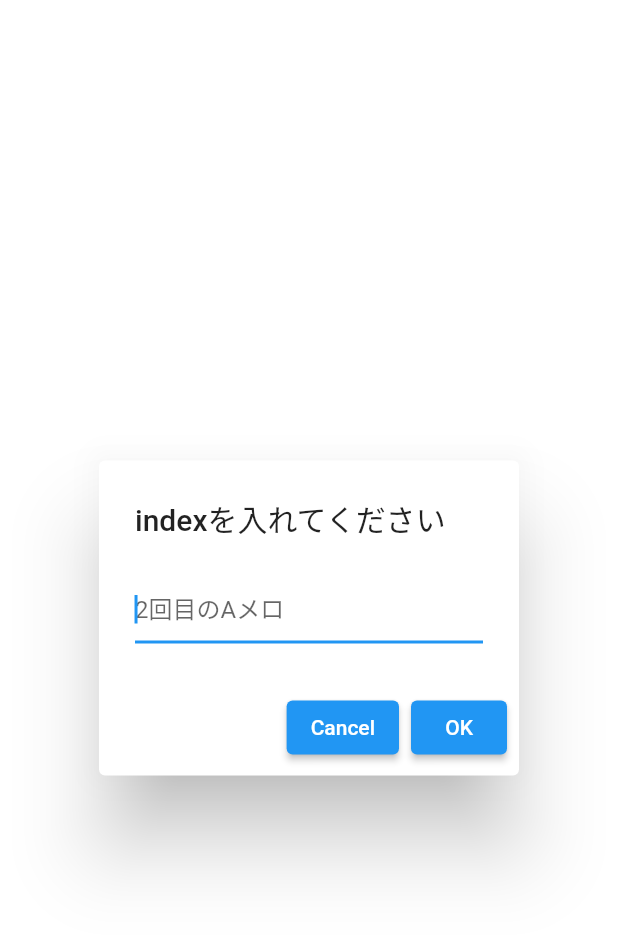
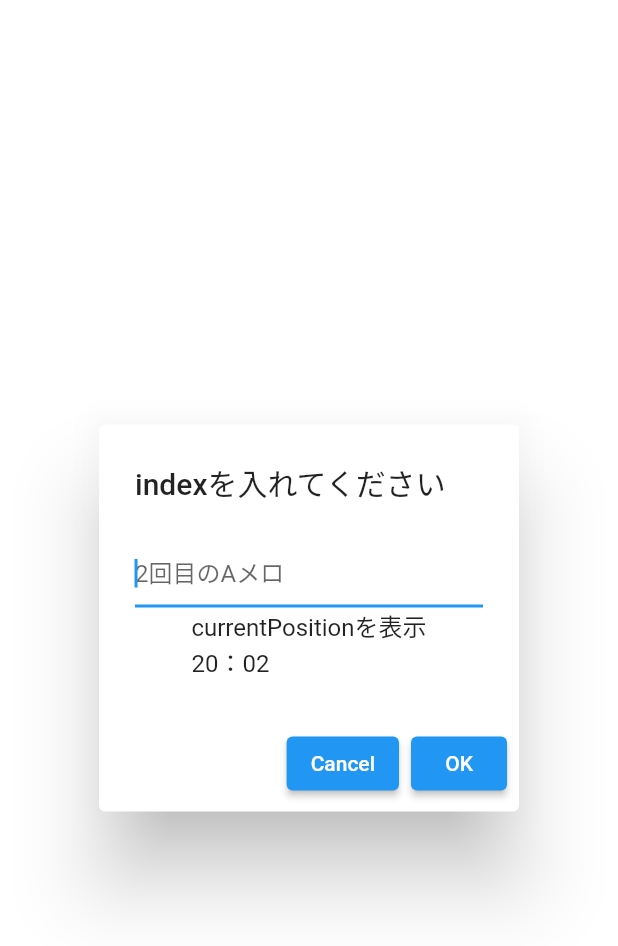
Before and after one commit to furugenict8/my_youtube_indexer, a Flutter app: the screen it shows after launch, after a tap on the "add" icon, on a phone screen of 412 x 824 dp. Shown: the top 946 px of the screen. Run offline on Flutter 3.47's test engine with Material 2 defaults, Android fonts, the phone set to English and light mode, and no system bars; our stand-ins replace youtube_player_flutter.

Commit message:
#32 addIndexPageのIndex入力欄の下にcurrentPosition表示欄（仮）を追加。TODOを追記

```diff
--- a/lib/add_index/add_index_page.dart
+++ b/lib/add_index/add_index_page.dart
@@ -1,5 +1,7 @@
 import 'package:flutter/material.dart';
 
+// TODO(me): StatelessWidgetとChangeNotifierを使ってUIとモデルを分離する。
+// TODO(me): player_pageにポップアップ表示にする。
 class AddIndexDialog extends StatefulWidget {
   const AddIndexDialog({Key? key}) : super(key: key);
 
@@ -28,14 +30,22 @@ class AddIndexDialogState extends State<AddIndexDialog> {
       ),
     ];
     final dialog = AlertDialog(
+      // TODO(me): 見た目を調整する。
       title: const Text('indexを入れてください'),
-      content: TextField(
+      content: Column(
+        mainAxisSize: MainAxisSize.min,
+        children: [
+          TextField(
             controller: indexTextController,
             decoration: const InputDecoration(
               hintText: '2回目のAメロ',
             ),
             autofocus: true,
             keyboardType: TextInputType.text,
+          ),
+          // TODO(me): playerで停止している時間currentPositonを表示する。
+          const Text('currentPositionを表示\n20：02'),
+        ],
       ),
       actions: actions,
     );
--- a/lib/player/player_page.dart
+++ b/lib/player/player_page.dart
@@ -72,6 +72,8 @@ class YoutubePlayerFlutterExample extends StatelessWidget {
                   // TODO(me): add_index画面(addIndexDialog)を同じ画面でポップアップさせる
                   // TODO(me): 動画を停止する。
                   // TODO(me): ポップアップしたaddIndexDialogに停止したpositionを表示
+                  // TODO(me): 画面遷移して戻ってきた時に同じ状態（リストとか停止している時間とか）にする。
+                  youtubePlayerControllerNotifier.pause();
                   Navigator.push<Widget>(
                       context,
                       MaterialPageRoute(
```
Lines whose indentation alone changed are shown as unchanged.
